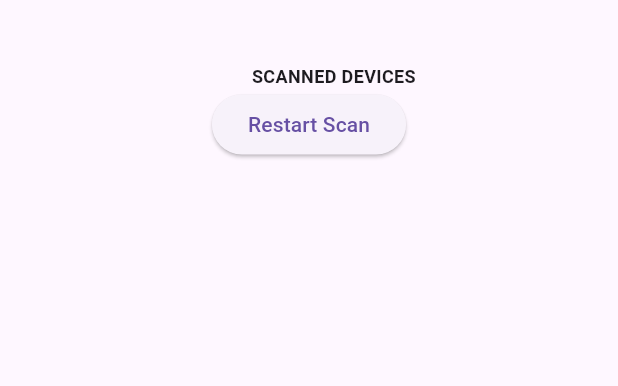
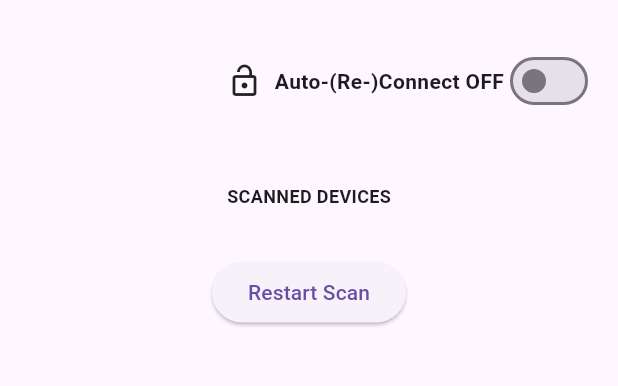
Before and after one commit to OpenEarable/open_earable_sport_study, a Flutter app: the ConnectedDevicesPage screen opened directly, on a phone screen of 412 x 824 dp, the part 63-449 px from its top. Run offline on Flutter 3.47's test engine with Material 3 defaults, Android fonts, the phone set to English and light mode, and no system bars; our stand-ins replace flutter_svg, shared_preferences; missing offline and left inert: open_earable_flutter; accounts and stored records are empty.

Commit message:
Support auto connect in UI

```diff
--- a/lib/pages/connected_devices_page.dart
+++ b/lib/pages/connected_devices_page.dart
@@ -1,4 +1,8 @@
 import 'package:flutter/material.dart';
+import 'package:provider/provider.dart';
+
+import '../controllers/connected_device_controller.dart';
+import '../controllers/settings_controller.dart';
 import '../widgets/scan_view.dart';
 
 class ConnectedDevicesPage extends StatelessWidget {
@@ -6,16 +10,59 @@ class ConnectedDevicesPage extends StatelessWidget {
 
   @override
   Widget build(BuildContext context) {
+    final connectedDevicesController =
+        Provider.of<ConnectedDeviceController>(context);
+    final settingsController = Provider.of<SettingsController>(context);
+
+    bool lockedConnections =
+        settingsController.autoConnectDevices?.isNotEmpty ?? false;
+
     return Scaffold(
       appBar: AppBar(
         title: const Text("Connected Devices"),
         leading: const BackButton(),
       ),
-      body: const SingleChildScrollView(
-        child: Padding(
-          padding: EdgeInsets.all(12.0),
-          child: ScanView(),
-        ),
+      body: Column(
+        children: [
+          Padding(
+            padding: const EdgeInsets.all(16.0),
+            child: Row(
+              mainAxisAlignment: MainAxisAlignment.end,
+              children: [
+                Icon(
+                  lockedConnections ? Icons.lock : Icons.lock_open,
+                ),
+                const SizedBox(width: 8),
+                Text(
+                  lockedConnections
+                      ? "Auto-(Re-)Connect ON"
+                      : "Auto-(Re-)Connect OFF",
+                  style: const TextStyle(fontWeight: FontWeight.bold),
+                ),
+                Switch(
+                  value: lockedConnections,
+                  onChanged: (bool value) {
+                    if (value) {
+                      connectedDevicesController
+                          .persistConnectedDevicesForAutoConnect();
+                    } else {
+                      settingsController.setAutoConnectDevices(null);
+                    }
+                    connectedDevicesController.setLock(value);
+                  },
+                ),
+              ],
+            ),
+          ),
+          SingleChildScrollView(
+            child: Padding(
+              padding: const EdgeInsets.all(12.0),
+              child: ScanView(
+                enableManualConnectionChange: !lockedConnections,
+              ),
+            ),
+          ),
+        ],
       ),
     );
   }
--- a/lib/widgets/scan_view.dart
+++ b/lib/widgets/scan_view.dart
@@ -1,31 +1,98 @@
 import 'package:flutter/material.dart';
+import 'package:open_earable_flutter/open_earable_flutter.dart';
 import 'package:provider/provider.dart';
 import '../controllers/connected_device_controller.dart';
+import '../controllers/settings_controller.dart';
+import '../models/auto_connect_device.dart';
 
 class ScanView extends StatelessWidget {
-  const ScanView({Key? key}) : super(key: key);
+  final bool enableManualConnectionChange;
 
-  Widget _buildTrailingWidget(BuildContext context, String id) {
-    final controller = Provider.of<ConnectedDeviceController>(context);
-    if (controller.connectedDevices.any((e) => e.deviceId == id)) {
-      return const Icon(size: 24, Icons.check, color: Colors.green);
-    } else if (controller.connectingDevices.any((e) => e.id == id)) {
-      return const SizedBox(
-        height: 24,
-        width: 24,
-        child: CircularProgressIndicator(strokeWidth: 2),
+  const ScanView({
+    Key? key,
+    this.enableManualConnectionChange = true,
+  }) : super(key: key);
+
+  List<Widget> _buildCombinedDeviceList(
+    BuildContext context,
+    SettingsController settingsController,
+    ConnectedDeviceController connectedDeviceController,
+    bool enableManualConnectionChange,
+  ) {
+    final List<Widget> result = [];
+
+    final autoConnectDevices = settingsController.autoConnectDevices ?? [];
+    final autoConnectIds = autoConnectDevices.map((d) => d.id).toSet();
+    final Map<String, dynamic> discoveredMap = {
+      for (var d in connectedDeviceController.discoveredDevices) d.id: d,
+    };
+
+    // Build auto connect devices section
+    for (int i = 0; i < autoConnectDevices.length; i++) {
+      final autoDevice = autoConnectDevices[i];
+      Widget tile;
+      if (discoveredMap.containsKey(autoDevice.id)) {
+        tile = _InteractiveTile(
+          device: discoveredMap[autoDevice.id],
+          enableManualConnectionChange: enableManualConnectionChange,
+          autoConnectDevice: true,
+        );
+      } else {
+        tile = _AutoConnectTile(device: autoDevice);
+      }
+      result.add(tile);
+      result.add(
+        const Divider(
+          height: 1.0,
+          thickness: 1.0,
+          color: Colors.grey,
+          indent: 8.0,
+          endIndent: 8.0,
+        ),
       );
     }
-    return const SizedBox.shrink();
+
+    // Build remaining discovered devices section (those not matching any auto connect device)
+    final remainingDiscoveredDevices = connectedDeviceController
+        .discoveredDevices
+        .where((d) => !autoConnectIds.contains(d.id))
+        .toList();
+    for (int i = 0; i < remainingDiscoveredDevices.length; i++) {
+      final device = remainingDiscoveredDevices[i];
+      result.add(
+        _InteractiveTile(
+          device: device,
+          enableManualConnectionChange: enableManualConnectionChange,
+        ),
+      );
+      result.add(
+        const Divider(
+          height: 1.0,
+          thickness: 1.0,
+          color: Colors.grey,
+          indent: 8.0,
+          endIndent: 8.0,
+        ),
+      );
+    }
+
+    if (result.isNotEmpty) {
+      result.removeLast();
+    }
+
+    return result;
   }
 
   @override
   Widget build(BuildContext context) {
-    final controller = Provider.of<ConnectedDeviceController>(context);
+    final connectedDeviceController =
+        Provider.of<ConnectedDeviceController>(context);
+    final settingsController = Provider.of<SettingsController>(context);
+
     return Column(
       children: [
         const Padding(
-          padding: EdgeInsets.fromLTRB(33, 16, 0, 0),
+          padding: EdgeInsets.fromLTRB(33, 16, 33, 16),
           child: Text(
             "SCANNED DEVICES",
             style: TextStyle(
@@ -35,7 +102,9 @@ class ScanView extends StatelessWidget {
           ),
         ),
         Visibility(
-          visible: controller.discoveredDevices.isNotEmpty,
+          visible:
+              (settingsController.autoConnectDevices?.isNotEmpty ?? false) ||
+                  connectedDeviceController.discoveredDevices.isNotEmpty,
           child: Container(
             decoration: BoxDecoration(
               color: Colors.white,
@@ -45,44 +114,23 @@ class ScanView extends StatelessWidget {
               ),
               borderRadius: BorderRadius.circular(8.0),
             ),
-            child: ListView.builder(
+            child: ListView(
               padding: EdgeInsets.zero,
               physics: const NeverScrollableScrollPhysics(),
               shrinkWrap: true,
-              itemCount: controller.discoveredDevices.length,
-              itemBuilder: (BuildContext context, int index) {
-                final device = controller.discoveredDevices[index];
-                return Column(
-                  children: [
-                    ListTile(
-                      textColor: Colors.black,
-                      selectedTileColor: Colors.grey,
-                      title: Text(device.name),
-                      titleTextStyle: const TextStyle(fontSize: 16),
-                      visualDensity:
-                          const VisualDensity(horizontal: -4, vertical: -4),
-                      trailing: _buildTrailingWidget(context, device.id),
-                      onTap: () {
-                        controller.connectToDevice(device);
-                      },
-                    ),
-                    if (index != controller.discoveredDevices.length - 1)
-                      const Divider(
-                        height: 1.0,
-                        thickness: 1.0,
-                        color: Colors.grey,
-                        indent: 16.0,
-                        endIndent: 0.0,
-                      ),
-                  ],
-                );
-              },
+              children: _buildCombinedDeviceList(
+                context,
+                settingsController,
+                connectedDeviceController,
+                enableManualConnectionChange,
+              ),
             ),
           ),
         ),
+        const SizedBox(height: 16),
         Center(
           child: ElevatedButton(
-            onPressed: controller.startScanning,
+            onPressed: connectedDeviceController.startScanning,
             child: const Text('Restart Scan'),
           ),
         ),
@@ -90,3 +138,78 @@ class ScanView extends StatelessWidget {
     );
   }
 }
+
+class _AutoConnectTile extends StatelessWidget {
+  final AutoConnectDevice device;
+
+  const _AutoConnectTile({
+    Key? key,
+    required this.device,
+  }) : super(key: key);
+
+  @override
+  Widget build(BuildContext context) {
+    return ListTile(
+      textColor: Colors.black54,
+      selectedTileColor: Colors.grey,
+      title: Text(
+        device.name,
+        style: const TextStyle(fontStyle: FontStyle.italic),
+      ),
+      titleTextStyle:
+          const TextStyle(fontSize: 16, fontStyle: FontStyle.italic),
+      visualDensity: const VisualDensity(horizontal: -4, vertical: -4),
+      trailing: const Icon(Icons.auto_awesome, size: 24, color: Colors.blue),
+      // No onTap action
+    );
+  }
+}
+
+class _InteractiveTile extends StatelessWidget {
+  final DiscoveredDevice device;
+  final bool enableManualConnectionChange;
+  final bool autoConnectDevice;
+
+  const _InteractiveTile({
+    Key? key,
+    required this.device,
+    required this.enableManualConnectionChange,
+    this.autoConnectDevice = false,
+  }) : super(key: key);
+
+  @override
+  Widget build(BuildContext context) {
+    final connectedDeviceController =
+        Provider.of<ConnectedDeviceController>(context, listen: false);
+    Widget trailing;
+    if (connectedDeviceController.connectedDevices
+        .any((e) => e.deviceId == device.id)) {
+      trailing = const Icon(size: 24, Icons.check, color: Colors.green);
+    } else if (connectedDeviceController.connectingDevices
+        .any((e) => e.id == device.id)) {
+      trailing = const SizedBox(
+        height: 24,
+        width: 24,
+        child: CircularProgressIndicator(strokeWidth: 2),
+      );
+    } else {
+      trailing = autoConnectDevice
+          ? const Icon(Icons.auto_awesome, size: 24, color: Colors.blue)
+          : const SizedBox.shrink();
+    }
+
+    return ListTile(
+      textColor: enableManualConnectionChange ? Colors.black : Colors.black54,
+      selectedTileColor: Colors.grey,
+      title: Text(device.name),
+      titleTextStyle: const TextStyle(fontSize: 16),
+      visualDensity: const VisualDensity(horizontal: -4, vertical: -4),
+      trailing: trailing,
+      onTap: enableManualConnectionChange
+          ? () {
+              connectedDeviceController.connectToDevice(device);
+            }
+          : null,
+    );
+  }
+}
```
